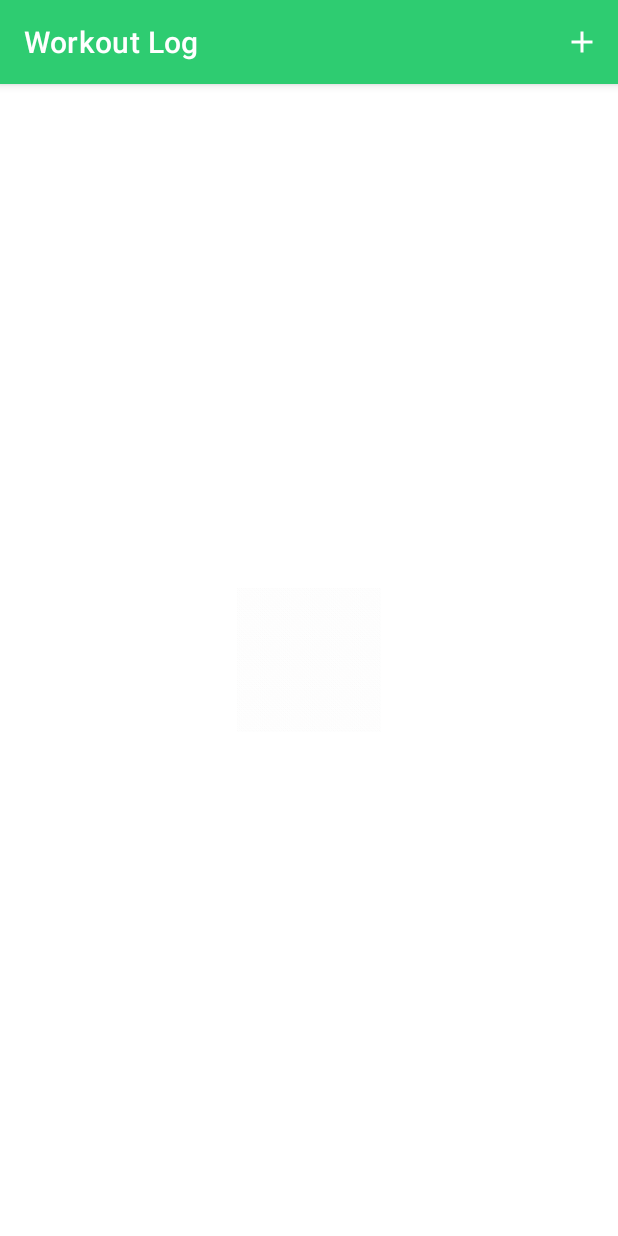
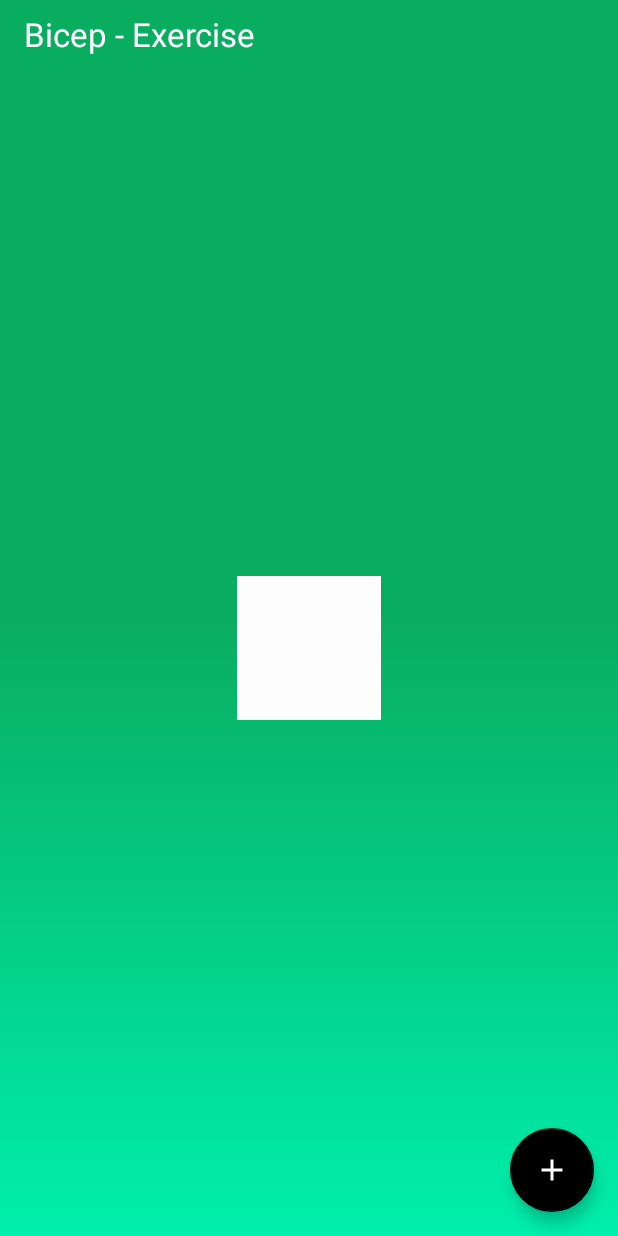
Before and after one commit to ChandanKr16/workout-log-android-app, an Android app: the ExerciseActivity screen opened directly, with no data from a screen before it, on a phone screen of 412 x 824 dp. Run offline under Robolectric (Android 15) with nearby library versions, the phone set to English and light mode, and no system bars; our stand-ins replace Room's generated code.

Commit message:
Fixed Theme issue

```diff
--- a/app/src/main/AndroidManifest.xml
+++ b/app/src/main/AndroidManifest.xml
@@ -11,7 +11,7 @@
         android:label="@string/app_name"
         android:roundIcon="@mipmap/ic_launcher_round"
         android:supportsRtl="true"
-        android:theme="@style/Theme.WorkoutTracker"
+        android:theme="@style/AppTheme"
         tools:targetApi="31">
         <activity
             android:theme="@style/AppTheme"
@@ -36,6 +36,7 @@
             android:name=".ui.RepInfoActivity"
             android:exported="false" />
         <activity
+            android:theme="@style/AppTheme"
             android:name=".ui.ExerciseActivity"
             android:exported="false" />
         <activity
--- a/app/src/main/java/me/chandankumar/workouttracker/ui/ExerciseActivity.java
+++ b/app/src/main/java/me/chandankumar/workouttracker/ui/ExerciseActivity.java
@@ -6,6 +6,7 @@ import androidx.appcompat.app.AppCompatActivity;
 import androidx.recyclerview.widget.LinearLayoutManager;
 import androidx.recyclerview.widget.RecyclerView;
 
+import android.content.res.ColorStateList;
 import android.os.Bundle;
 import android.view.LayoutInflater;
 import android.view.Menu;
@@ -16,6 +17,7 @@ import android.widget.EditText;
 import android.widget.ImageView;
 
 import com.google.android.material.dialog.MaterialAlertDialogBuilder;
+import com.google.android.material.floatingactionbutton.FloatingActionButton;
 
 import java.util.List;
 
@@ -35,6 +37,7 @@ public class ExerciseActivity extends AppCompatActivity {
     private ExerciseAdapter exerciseAdapter;
     private int bodyPartId;
     private GifImageView emptyImg;
+    private FloatingActionButton floatingActionButton;
 
     @Override
     protected void onCreate(Bundle savedInstanceState) {
@@ -54,6 +57,9 @@ public class ExerciseActivity extends AppCompatActivity {
     private void initView(){
         exerciseRecyclerview = findViewById(R.id.exercise_recyclerview);
         emptyImg = findViewById(R.id.empty_img);
+        floatingActionButton = findViewById(R.id.add_fab);
+       // floatingActionButton.setBackgroundTintList(ColorStateList.valueOf(getResources().getColor(R.color.black)));
+
     }
 
 
@@ -81,7 +87,7 @@ public class ExerciseActivity extends AppCompatActivity {
 
     }
 
-    private void showAddExerciseDialog(){
+    public void showAddExerciseDialog(View view1){
         View viewInflated = LayoutInflater.from(getApplicationContext()).inflate(R.layout.exercise_input_dialog, null , false);
 
         final EditText exerciseNameEditText = viewInflated.findViewById(R.id.exercise_name);
@@ -119,20 +125,20 @@ public class ExerciseActivity extends AppCompatActivity {
     }
 
 
-    @Override
-    public boolean onCreateOptionsMenu(Menu menu) {
-        getMenuInflater().inflate(R.menu.add_exercise_menu, menu);
-        return true;
-    }
-
-    @Override
-    public boolean onOptionsItemSelected(@NonNull MenuItem item) {
-        switch (item.getItemId()) {
-            case R.id.add_exercise_menu_item:
-                showAddExerciseDialog();
-                return true;
-            default:
-                return super.onContextItemSelected(item);
-        }
-    }
+//    @Override
+//    public boolean onCreateOptionsMenu(Menu menu) {
+//        getMenuInflater().inflate(R.menu.add_exercise_menu, menu);
+//        return true;
+//    }
+//
+//    @Override
+//    public boolean onOptionsItemSelected(@NonNull MenuItem item) {
+//        switch (item.getItemId()) {
+//            case R.id.add_exercise_menu_item:
+//                showAddExerciseDialog();
+//                return true;
+//            default:
+//                return super.onContextItemSelected(item);
+//        }
+//    }
 }
--- /dev/null
+++ b/app/src/main/res/drawable/ic_add_white_24dp.xml
@@ -0,0 +1,5 @@
+<vector android:height="24dp" android:tint="#fff"
+    android:viewportHeight="24" android:viewportWidth="24"
+    android:width="24dp" xmlns:android="http://schemas.android.com/apk/res/android">
+    <path android:fillColor="@android:color/white" android:pathData="M19,13h-6v6h-2v-6H5v-2h6V5h2v6h6v2z"/>
+</vector>
--- a/app/src/main/res/layout/activity_exercise.xml
+++ b/app/src/main/res/layout/activity_exercise.xml
@@ -5,10 +5,24 @@
     xmlns:tools="http://schemas.android.com/tools"
     android:layout_width="match_parent"
     android:layout_height="match_parent"
+    android:background="@drawable/background_img"
     tools:context=".ui.ExerciseActivity">
+
+    <TextView
+       android:paddingTop="8dp"
+        android:textColor="#fff"
+        android:id="@+id/textView2"
+        android:layout_width="match_parent"
+        android:layout_height="wrap_content"
+        android:layout_marginStart="16dp"
+        android:text="Bicep - Exercise "
+        android:textAppearance="@style/TextAppearance.AppCompat.Large"
+        app:layout_constraintStart_toStartOf="parent"
+        app:layout_constraintTop_toTopOf="parent" />
 
 
     <FrameLayout
+        android:layout_marginTop="40dp"
         android:id="@+id/frame_layout"
         android:layout_width="match_parent"
         android:layout_height="match_parent">
@@ -30,7 +44,25 @@
         app:layout_constraintStart_toStartOf="parent"
         app:layout_constraintTop_toTopOf="parent" />
 
+
+
     </FrameLayout>
+
+
+
+    <com.google.android.material.floatingactionbutton.FloatingActionButton
+        android:onClick="showAddExerciseDialog"
+        android:id="@+id/add_fab"
+        android:layout_width="wrap_content"
+        android:layout_height="wrap_content"
+        android:layout_gravity="end"
+        android:layout_marginEnd="16dp"
+        android:layout_marginBottom="16dp"
+        android:src="@drawable/ic_add_white_24dp"
+        app:fabSize="normal"
+        android:clickable="true"
+        app:layout_constraintBottom_toBottomOf="parent"
+        app:layout_constraintEnd_toEndOf="parent" />
 
 <!--    <Button-->
 <!--        android:layout_margin="16dp"-->
--- a/app/src/main/res/layout/exercise_item.xml
+++ b/app/src/main/res/layout/exercise_item.xml
@@ -1,5 +1,6 @@
 <?xml version="1.0" encoding="utf-8"?>
 <androidx.cardview.widget.CardView
+    app:cardBackgroundColor="#fff"
     xmlns:app="http://schemas.android.com/apk/res-auto"
     android:id="@+id/exercise_name_card"
     android:layout_marginTop="16dp"
@@ -8,7 +9,7 @@
     android:elevation="8dp"
     xmlns:android="http://schemas.android.com/apk/res/android"
     android:layout_width="match_parent"
-    android:layout_height="48dp">
+    android:layout_height="64dp">
 
     <androidx.constraintlayout.widget.ConstraintLayout
         android:layout_width="match_parent"
@@ -18,7 +19,7 @@
         <ImageView
             android:id="@+id/imageView"
             android:layout_width="8dp"
-            android:layout_height="48dp"
+            android:layout_height="64dp"
             android:src="@drawable/rectangle"
             app:layout_constraintBottom_toBottomOf="parent"
             app:layout_constraintStart_toStartOf="parent"
@@ -34,7 +35,7 @@
             android:padding="8dp"
             android:text="Bicep Curls"
             android:textColor="#000"
-            android:textSize="16dp"
+            android:textSize="18dp"
             app:layout_constraintBottom_toBottomOf="parent"
             app:layout_constraintStart_toStartOf="parent"
             app:layout_constraintTop_toTopOf="parent" />
@@ -45,7 +46,7 @@
             android:layout_width="wrap_content"
             android:layout_height="wrap_content"
             android:layout_gravity="center_vertical"
-            android:layout_marginTop="12dp"
+            android:layout_marginTop="20dp"
             android:layout_marginEnd="16dp"
             android:src="@drawable/ic_baseline_edit_24"
             app:layout_constraintEnd_toEndOf="parent"
@@ -57,7 +58,7 @@
             android:layout_height="wrap_content"
             android:layout_alignParentEnd="true"
             android:layout_gravity="center_vertical"
-            android:layout_marginTop="12dp"
+            android:layout_marginTop="20dp"
             android:layout_marginEnd="12dp"
             android:src="@drawable/ic_baseline_delete_24"
             app:layout_constraintEnd_toStartOf="@+id/edit_imageview"
--- a/app/src/main/res/values-night/themes.xml
+++ b/app/src/main/res/values-night/themes.xml
@@ -1,31 +1,20 @@
 <resources xmlns:tools="http://schemas.android.com/tools">
-    <!-- Base application theme. -->
-    <style name="Theme.WorkoutTracker" parent="Theme.MaterialComponents.DayNight.DarkActionBar">
-        <!-- Primary brand color. -->
-        <item name="colorPrimary">@color/purple_200</item>
-        <item name="colorPrimaryVariant">@color/purple_700</item>
-        <item name="colorOnPrimary">@color/black</item>
-        <!-- Secondary brand color. -->
-        <item name="colorSecondary">@color/teal_200</item>
-        <item name="colorSecondaryVariant">@color/teal_200</item>
-        <item name="colorOnSecondary">@color/black</item>
-        <!-- Status bar color. -->
-        <item name="android:statusBarColor" tools:targetApi="l">?attr/colorPrimaryVariant</item>
-        <!-- Customize your theme here. -->
+
+
+    <style name="SplashTheme" parent="Theme.MaterialComponents.DayNight.NoActionBar">
+        <item name="android:windowBackground">@drawable/background_img</item>
+        <item name="android:statusBarColor" tools:targetApi="l">@color/green</item>
+        <item name="colorSecondary">@color/green</item>
+        <item name="colorPrimary"> @color/white</item>
     </style>
 
-    <style name="SplashTheme" parent="Theme.AppCompat.NoActionBar">
-        <item name="android:windowBackground">@drawable/splash_background</item>
-    </style>
 
-    <style name="AppTheme" parent="Theme.AppCompat.NoActionBar">
+    <style name="AppTheme" parent="Theme.MaterialComponents.DayNight.NoActionBar">
         <item name="android:statusBarColor" tools:targetApi="l">@color/green</item>
-        <item name="colorPrimary">@color/purple_500</item>
-        <item name="colorPrimaryVariant">@color/purple_700</item>
+        <!--        <item name="colorAccent">@color/black</item>-->
+        <item name="colorPrimary">@color/green</item>
         <item name="colorOnPrimary">@color/white</item>
-        <!-- Secondary brand color. -->
-        <item name="colorSecondary">@color/teal_200</item>
-        <item name="colorSecondaryVariant">@color/teal_700</item>
-        <item name="colorOnSecondary">@color/black</item>
+        <item name="colorSecondary">@color/black</item>
+        <item name="colorOnSecondary">@color/white</item>
     </style>
 </resources>
--- a/app/src/main/res/values/colors.xml
+++ b/app/src/main/res/values/colors.xml
@@ -3,9 +3,10 @@
     <color name="purple_200">#FFBB86FC</color>
     <color name="purple_500">#2ecc71</color>
     <color name="purple_700">#27ae60</color>
-    <color name="teal_200">#FF1BA4E6</color>
+    <color name="teal_200">#FF000000</color>
     <color name="teal_700">#FF018786</color>
     <color name="black">#FF000000</color>
     <color name="white">#FFFFFFFF</color>
     <color name="green">#09AD60</color>
+    <color name="transparent">#00000000 </color>
 </resources>
--- a/app/src/main/res/values/themes.xml
+++ b/app/src/main/res/values/themes.xml
@@ -1,35 +1,20 @@
 <resources xmlns:tools="http://schemas.android.com/tools">
-    <!-- Base application theme. -->
-    <style name="Theme.WorkoutTracker" parent="Theme.MaterialComponents.DayNight.DarkActionBar">
-        <!-- Primary brand color. -->
-        <item name="colorPrimary">@color/purple_500</item>
-        <item name="colorPrimaryVariant">@color/purple_700</item>
-        <item name="colorOnPrimary">@color/white</item>
-        <!-- Secondary brand color. -->
-        <item name="colorSecondary">@color/teal_200</item>
-        <item name="colorSecondaryVariant">@color/teal_700</item>
-        <item name="colorOnSecondary">@color/black</item>
-        <!-- Status bar color. -->
-        <item name="android:statusBarColor" tools:targetApi="l">?attr/colorPrimaryVariant</item>
-        <!-- Customize your theme here. -->
 
-
-    </style>
-
-    <style name="SplashTheme" parent="Theme.AppCompat.NoActionBar">
+    <style name="SplashTheme" parent="Theme.MaterialComponents.DayNight.NoActionBar">
         <item name="android:windowBackground">@drawable/background_img</item>
+        <item name="android:statusBarColor" tools:targetApi="l">@color/green</item>
+        <item name="colorSecondary">@color/green</item>
+        <item name="colorPrimary"> @color/white</item>
     </style>
 
 
-    <style name="AppTheme" parent="Theme.AppCompat.NoActionBar">
+    <style name="AppTheme" parent="Theme.MaterialComponents.DayNight.NoActionBar">
         <item name="android:statusBarColor" tools:targetApi="l">@color/green</item>
-        <item name="colorPrimary">@color/purple_500</item>
-        <item name="colorPrimaryVariant">@color/purple_700</item>
+<!--        <item name="colorAccent">@color/black</item>-->
+        <item name="colorPrimary">@color/green</item>
         <item name="colorOnPrimary">@color/white</item>
-        <!-- Secondary brand color. -->
-        <item name="colorSecondary">@color/teal_200</item>
-        <item name="colorSecondaryVariant">@color/teal_700</item>
-        <item name="colorOnSecondary">@color/black</item>
+        <item name="colorSecondary">@color/black</item>
+        <item name="colorOnSecondary">@color/white</item>
     </style>
 
 </resources>
```
